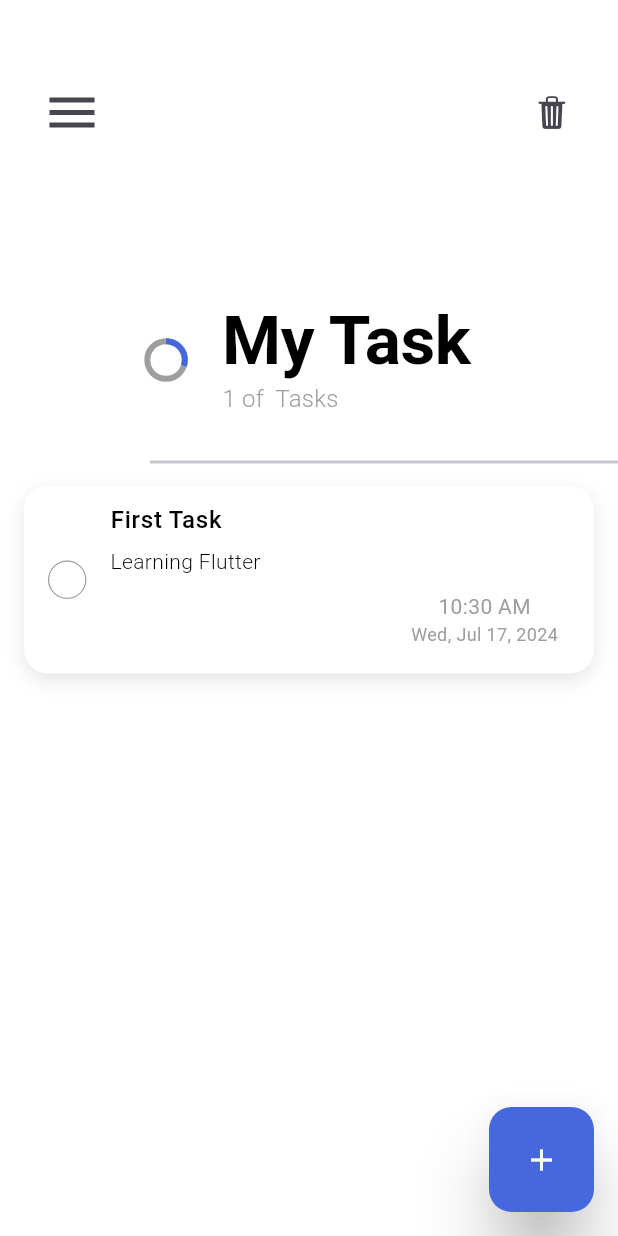
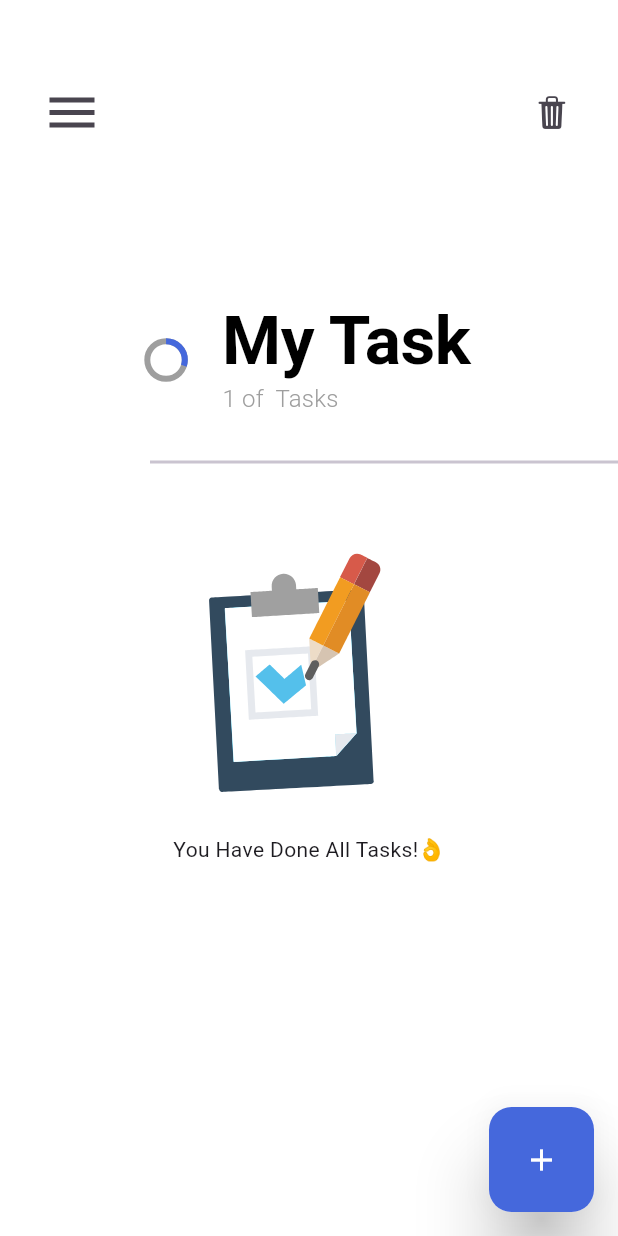
Before and after one commit to SamiDev016/Todo-App-, a Flutter app: the screen it shows after launch, on a phone screen of 412 x 824 dp. Run offline on Flutter 3.47's test engine with Material 3 defaults, Android fonts, the phone set to English and light mode, and no system bars; drawn by our look-alikes of flutter_slider_drawer; our stand-ins replace animate_do, hive, hive_flutter, lottie; missing offline and left inert: flutter_cupertino_date_picker_fork, ftoast, panara_dialogs; accounts and stored records are empty.

Commit message:
add task and save

```diff
--- a/lib/view/home/home_view.dart
+++ b/lib/view/home/home_view.dart
@@ -1,8 +1,10 @@
 import 'package:animate_do/animate_do.dart';
 import 'package:flutter/material.dart';
 import 'package:flutter_slider_drawer/flutter_slider_drawer.dart';
+import 'package:hive_flutter/hive_flutter.dart';
 import 'package:lottie/lottie.dart';
 import 'package:todoapplication/extentions/space_exs.dart';
+import 'package:todoapplication/main.dart';
 import 'package:todoapplication/models/task.dart';
 import 'package:todoapplication/utils/app_colors.dart';
 import 'package:todoapplication/utils/app_str.dart';
@@ -21,10 +23,17 @@ class HomeView extends StatefulWidget {
 
 class _HomeViewState extends State<HomeView> {
   GlobalKey<SliderDrawerState> drawerKey = GlobalKey<SliderDrawerState>();
-  final List<int> testing = [1];
   @override
   Widget build(BuildContext context) {
     TextTheme textTheme = Theme.of(context).textTheme;
+
+    final base = BaseWidget.of(context);
+
+    return ValueListenableBuilder(
+      valueListenable: base.dataStore.listenToTask(),
+      builder: (ctx, Box<Task> box, Widget? child) {
+        var tasks = box.values.toList();
+        tasks.sort((a , b) => a.createdAtDate.compareTo(b.createdAtDate));
 
         return Scaffold(
           backgroundColor: Colors.white,
@@ -35,13 +44,20 @@ class _HomeViewState extends State<HomeView> {
             animationDuration: 1000,
             slider: CustomDrawer(),
             appBar: HomeAppBar(drawerKey: drawerKey),
-        child: _buildHomeBody(textTheme),
+            child: _buildHomeBody(
+              textTheme,
+              base,
+              tasks
             ),
+          ),
+        );
+      },
     );
   }
 
   //Home body
-  Widget _buildHomeBody(TextTheme textTheme) {
+  Widget _buildHomeBody(
+      TextTheme textTheme, BaseWidget base, List<Task> tasks) {
     return SizedBox(
       height: double.infinity,
       width: double.infinity,
@@ -97,15 +113,17 @@ class _HomeViewState extends State<HomeView> {
           SizedBox(
               height: 300,
               width: double.infinity,
-              child: testing.isNotEmpty
+              child: tasks.isNotEmpty
                   ? ListView.builder(
-                      itemCount: testing.length,
+                      itemCount: tasks.length,
                       scrollDirection: Axis.vertical,
                       itemBuilder: (context, index) {
+                        var task = tasks[index];
                         return Dismissible(
                             direction: DismissDirection.horizontal,
                             onDismissed: (_) {
                               //amks,dmas
+                              base.dataStore.deleteTask(task: task);
                             },
                             background: Row(
                               mainAxisAlignment: MainAxisAlignment.center,
@@ -118,15 +136,9 @@ class _HomeViewState extends State<HomeView> {
                                 const Text(AppStr.deleteTask)
                               ],
                             ),
-                            key: Key(index.toString()),
+                            key: Key(task.id),
                             child: TaskWidget(
-                              task: Task(
-                                  id: "1",
-                                  title: "First Task",
-                                  subTitle: "Learning Flutter",
-                                  createdAtTime: DateTime.now(),
-                                  createdAtDate: DateTime.now(),
-                                  isCompleted: false),
+                              task: task,
                             ));
                       })
                   : Column(
@@ -137,7 +149,7 @@ class _HomeViewState extends State<HomeView> {
                             width: 200,
                             height: 200,
                             child: Lottie.asset(lottieUrl,
-                                animate: testing.isNotEmpty ? false : true),
+                                animate: tasks.isNotEmpty ? false : true),
                           ),
                         ),
                         FadeInUp(
--- a/lib/view/home/widget/task_widget.dart
+++ b/lib/view/home/widget/task_widget.dart
@@ -64,7 +64,11 @@ class _TaskWidgetState extends State<TaskWidget> {
         child: ListTile(
           //Icon Check or inCheck
           leading: GestureDetector(
-            onTap: () {},
+            onTap: () {
+              widget.task.isCompleted = !widget.task.isCompleted;
+              widget.task.save();
+
+            },
             child: AnimatedContainer(
               duration: const Duration(milliseconds: 600),
               decoration: BoxDecoration(
--- a/lib/view/tasks/components/date_time_selection.dart
+++ b/lib/view/tasks/components/date_time_selection.dart
@@ -5,12 +5,13 @@ class DateTimeWidget extends StatelessWidget {
   const DateTimeWidget({
     super.key,
     required this.onTap,
-    required this.title, required this.time,
+    required this.title, required this.time, this.isTime = false,
   });
 
   final VoidCallback onTap;
   final String title;
   final String time;
+  final bool isTime;
 
   @override
   Widget build(BuildContext context) {
@@ -34,7 +35,7 @@ class DateTimeWidget extends StatelessWidget {
             ),
             Container(
               margin: const EdgeInsets.only(right: 10),
-              width: 80,
+              width: isTime ? 150 : 80,
               height: 35,
               decoration: BoxDecoration(
                   borderRadius: BorderRadius.circular(10),
```
Also changed, not shown: lib/models/task.dart (+59 -2 lines), lib/view/tasks/task_view.dart (+59 -12 lines). Lines whose indentation alone changed are shown as unchanged.
